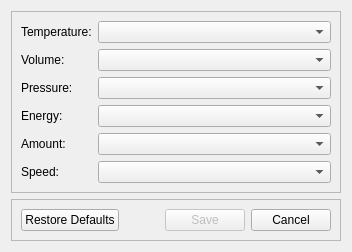
thermotools/thermopack, file addon/pycThermopack/pyctp/gui/widgets/layouts/units.ui: the form before one commit.
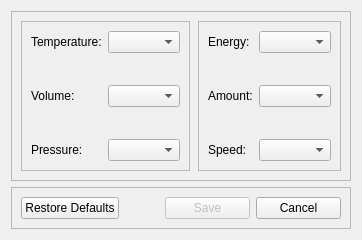
The form after the commit.

Diff of the .ui file:
```diff
--- a/addon/pycThermopack/pyctp/gui/widgets/layouts/units.ui
+++ b/addon/pycThermopack/pyctp/gui/widgets/layouts/units.ui
@@ -6,8 +6,8 @@
    <rect>
     <x>0</x>
     <y>0</y>
-    <width>335</width>
-    <height>231</height>
+    <width>362</width>
+    <height>201</height>
    </rect>
   </property>
   <property name="sizePolicy">
@@ -27,9 +27,18 @@
   </property>
   <layout class="QVBoxLayout" name="verticalLayout">
    <item>
+    <widget class="QFrame" name="frame_3">
+     <property name="frameShape">
+      <enum>QFrame::StyledPanel</enum>
+     </property>
+     <property name="frameShadow">
+      <enum>QFrame::Raised</enum>
+     </property>
+     <layout class="QHBoxLayout" name="horizontalLayout_2">
+      <item>
     <widget class="QFrame" name="frame">
      <property name="sizePolicy">
-      <sizepolicy hsizetype="Preferred" vsizetype="Maximum">
+         <sizepolicy hsizetype="Preferred" vsizetype="Preferred">
        <horstretch>0</horstretch>
        <verstretch>0</verstretch>
       </sizepolicy>
@@ -55,55 +64,135 @@
         </property>
        </widget>
       </item>
-      <item row="1" column="0">
+         <item row="2" column="0">
        <widget class="QLabel" name="label_3">
         <property name="text">
          <string>Volume:</string>
         </property>
        </widget>
       </item>
-      <item row="1" column="1">
+         <item row="2" column="1">
        <widget class="QComboBox" name="volume_dropdown"/>
       </item>
-      <item row="2" column="0">
+         <item row="4" column="0">
        <widget class="QLabel" name="label_2">
         <property name="text">
          <string>Pressure:</string>
         </property>
        </widget>
       </item>
-      <item row="2" column="1">
+         <item row="4" column="1">
        <widget class="QComboBox" name="press_dropdown"/>
       </item>
+         <item row="1" column="0">
+          <spacer name="horizontalSpacer_3">
+           <property name="orientation">
+            <enum>Qt::Horizontal</enum>
+           </property>
+           <property name="sizeHint" stdset="0">
+            <size>
+             <width>40</width>
+             <height>20</height>
+            </size>
+           </property>
+          </spacer>
+         </item>
       <item row="3" column="0">
+          <spacer name="horizontalSpacer_4">
+           <property name="orientation">
+            <enum>Qt::Horizontal</enum>
+           </property>
+           <property name="sizeHint" stdset="0">
+            <size>
+             <width>40</width>
+             <height>20</height>
+            </size>
+           </property>
+          </spacer>
+         </item>
+        </layout>
+       </widget>
+      </item>
+      <item>
+       <spacer name="horizontalSpacer_2">
+        <property name="orientation">
+         <enum>Qt::Horizontal</enum>
+        </property>
+        <property name="sizeHint" stdset="0">
+         <size>
+          <width>40</width>
+          <height>20</height>
+         </size>
+        </property>
+       </spacer>
+      </item>
+      <item>
+       <widget class="QFrame" name="frame_4">
+        <property name="frameShape">
+         <enum>QFrame::StyledPanel</enum>
+        </property>
+        <property name="frameShadow">
+         <enum>QFrame::Raised</enum>
+        </property>
+        <layout class="QFormLayout" name="formLayout_2">
+         <item row="0" column="0">
        <widget class="QLabel" name="label_4">
         <property name="text">
          <string>Energy:</string>
         </property>
        </widget>
       </item>
-      <item row="3" column="1">
+         <item row="0" column="1">
        <widget class="QComboBox" name="energy_dropdown"/>
       </item>
-      <item row="4" column="0">
+         <item row="2" column="0">
        <widget class="QLabel" name="label_5">
         <property name="text">
          <string>Amount:</string>
         </property>
        </widget>
       </item>
-      <item row="4" column="1">
+         <item row="2" column="1">
        <widget class="QComboBox" name="amount_dropdown"/>
       </item>
-      <item row="5" column="0">
+         <item row="4" column="0">
        <widget class="QLabel" name="label_6">
         <property name="text">
          <string>Speed:</string>
         </property>
        </widget>
       </item>
-      <item row="5" column="1">
+         <item row="4" column="1">
        <widget class="QComboBox" name="speed_dropdown"/>
+         </item>
+         <item row="1" column="1">
+          <spacer name="horizontalSpacer_5">
+           <property name="orientation">
+            <enum>Qt::Horizontal</enum>
+           </property>
+           <property name="sizeHint" stdset="0">
+            <size>
+             <width>40</width>
+             <height>20</height>
+            </size>
+           </property>
+          </spacer>
+         </item>
+         <item row="3" column="0">
+          <spacer name="horizontalSpacer_6">
+           <property name="orientation">
+            <enum>Qt::Horizontal</enum>
+           </property>
+           <property name="sizeHint" stdset="0">
+            <size>
+             <width>40</width>
+             <height>20</height>
+            </size>
+           </property>
+          </spacer>
+         </item>
+        </layout>
+       </widget>
       </item>
      </layout>
     </widget>
```
Lines whose indentation alone changed are shown as unchanged.
